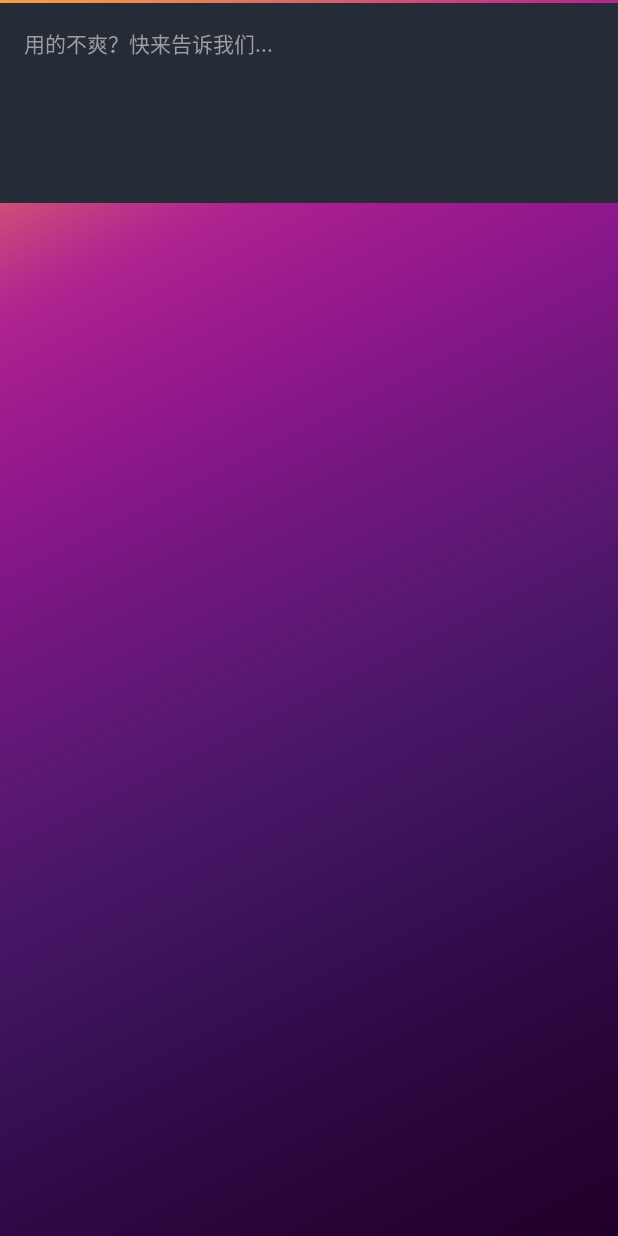
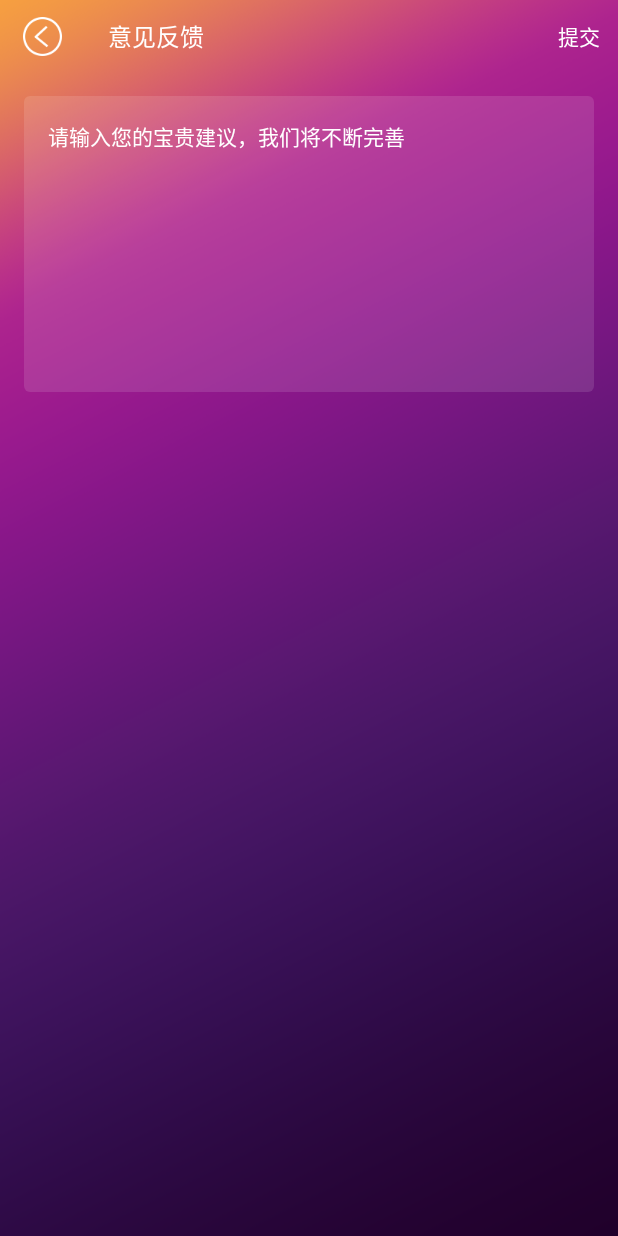
Before and after one commit to leiMsnow/Example66films, an Android app: the FeedbackActivity screen opened directly, with no data from a screen before it, on a phone screen of 412 x 824 dp. Run offline under Robolectric (Android 15) with nearby library versions, the phone set to English and light mode, and no system bars; our stand-ins replace ButterKnife.

Commit message:
修改布局样式

```diff
--- /dev/null
+++ b/app/src/main/res/drawable/shape_round_edit.xml
@@ -0,0 +1,7 @@
+<?xml version="1.0" encoding="utf-8"?>
+<shape xmlns:android="http://schemas.android.com/apk/res/android"
+       android:shape="rectangle">
+    <corners android:radius="4dp"/>
+    <solid android:color="#1effffff"/>
+
+</shape>
--- a/app/src/main/res/layout/activity_feedback.xml
+++ b/app/src/main/res/layout/activity_feedback.xml
@@ -1,10 +1,10 @@
 <?xml version="1.0" encoding="utf-8"?>
 
 <LinearLayout xmlns:android="http://schemas.android.com/apk/res/android"
-    android:layout_width="match_parent"
-    android:layout_height="match_parent"
-    android:layout_marginTop="2dp"
-    android:orientation="vertical">
+              android:layout_width="match_parent"
+              android:layout_height="match_parent"
+              android:layout_marginTop="2dp"
+              android:orientation="vertical">
 
     <android.support.v4.widget.NestedScrollView
         android:layout_width="match_parent"
@@ -13,19 +13,23 @@
         <LinearLayout
             android:layout_width="match_parent"
             android:layout_height="wrap_content"
+            android:layout_margin="16dp"
+            android:background="@drawable/shape_round_edit"
             android:orientation="vertical">
 
             <EditText
                 android:id="@+id/et_feedback"
                 android:layout_width="match_parent"
                 android:layout_height="wrap_content"
-                android:background="@color/color_nav_bg"
+                android:layout_margin="16dp"
+                android:background="@color/transparent"
                 android:gravity="top"
-                android:hint="用的不爽？快来告诉我们..."
+                android:hint="请输入您的宝贵建议，我们将不断完善"
                 android:inputType="textMultiLine"
-                android:minLines="6"
-                android:padding="16dp"
-                android:textSize="14sp" />
+                android:minLines="10"
+                android:textColor="@color/white"
+                android:textColorHint="@color/white"
+                android:textSize="14sp"/>
 
         </LinearLayout>
     </android.support.v4.widget.NestedScrollView>
--- a/corelibrary/src/main/java/com/shuyu/core/BaseActivity.java
+++ b/corelibrary/src/main/java/com/shuyu/core/BaseActivity.java
@@ -69,8 +69,8 @@ public abstract class BaseActivity extends AppCompatActivity {
     protected void initToolbar() {
         if (!includeToolbar()) return;
 
-//        View toolbarView = View.inflate(mContext, R.layout.include_toolbar, null);
-        mToolbar = (Toolbar) findViewById(R.id.tb_toolbar);
+        View toolbarView = View.inflate(mContext, R.layout.include_toolbar, null);
+        mToolbar = (Toolbar) toolbarView.findViewById(R.id.tb_toolbar);
         if (mToolbar == null) return;
 
         mToolbar.setBackgroundResource(R.color.transparent);
@@ -79,10 +79,10 @@ public abstract class BaseActivity extends AppCompatActivity {
             getSupportActionBar().setDisplayHomeAsUpEnabled(true);
             setOverflowShowingAlways();
         }
-//        LinearLayout.LayoutParams layoutParams = new LinearLayout.LayoutParams(
-//                ViewGroup.LayoutParams.MATCH_PARENT, getToolbarHeight());
-//        addContentView(toolbarView, layoutParams);
-//        setToolbarMarginTop();
+        LinearLayout.LayoutParams layoutParams = new LinearLayout.LayoutParams(
+                ViewGroup.LayoutParams.MATCH_PARENT, getToolbarHeight());
+        addContentView(toolbarView, layoutParams);
+        setToolbarMarginTop();
     }
 
     private void setToolbarMarginTop() {
```
Also changed, not shown: app/build.gradle (+9 -1 lines), app/src/main/AndroidManifest.xml (+24 -21 lines), app/src/main/java/cn/com/films66/app/utils/AssetsCopyToSDCard.java (deleted, +0 -89 lines), app/src/main/res/layout/activity_about.xml (+8 -8 lines), app/src/main/res/layout/activity_recommend.xml (+4 -3 lines), app/src/main/res/layout/activity_user_info.xml (+31 -5 lines), app/src/main/res/layout/item_help.xml (+7 -4 lines), app/src/main/res/layout/item_main.xml (+10 -9 lines), app/src/main/res/layout/item_setting.xml (+7 -4 lines), app/src/main/res/mipmap-xhdpi/bg_user_background.png (added), app/src/main/res/mipmap-xxhdpi/ic_arrow.png.
